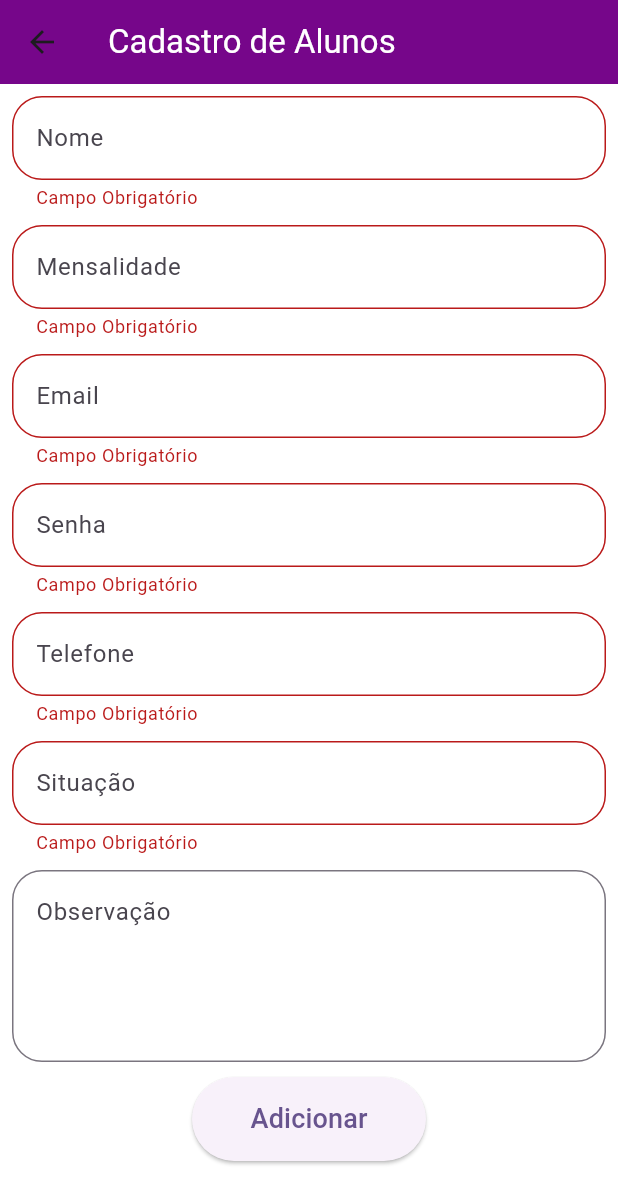
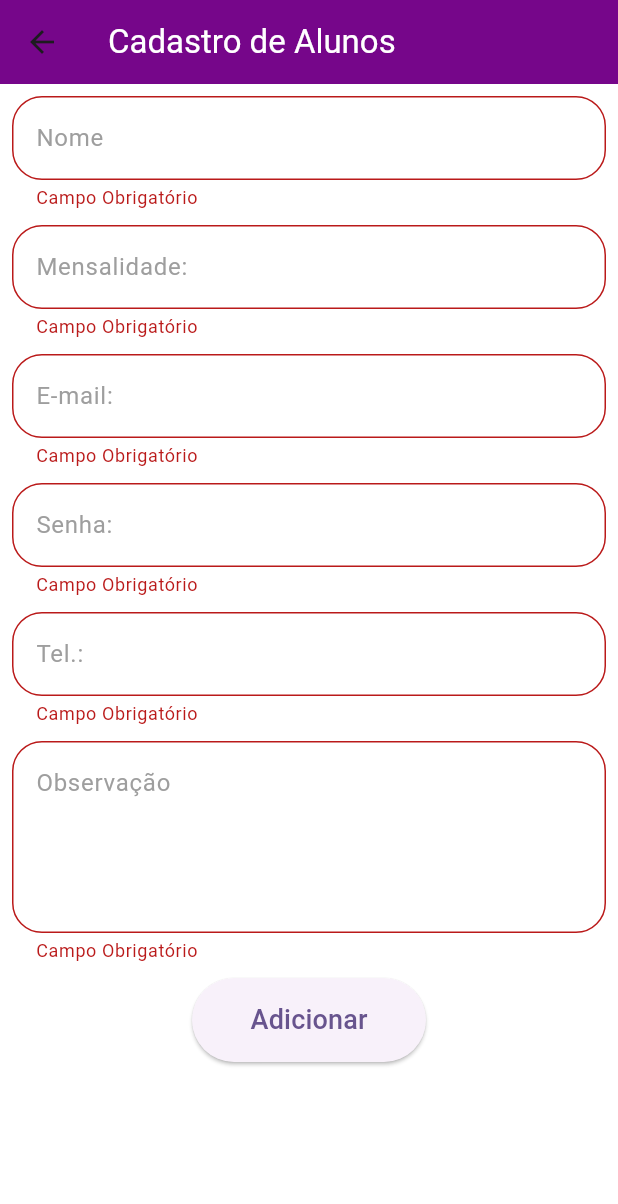
Before and after one commit to VanessaSantos28/crud_alunos_, a Flutter app: the AlunoForm screen opened directly, after a tap on "Adicionar", on a phone screen of 412 x 824 dp. Shown: the top 1204 px of the screen. Run offline on Flutter 3.47's test engine with Material 2 defaults, Android fonts, the phone set to English and light mode, and no system bars; our stand-ins replace lite_rolling_switch, sqflite; accounts and stored records are empty.

Commit message:
update commit

```diff
--- a/lib/constants/constantes.dart
+++ b/lib/constants/constantes.dart
@@ -8,3 +8,6 @@ const kSmallTextStyleSubtitle = const TextStyle(
   color: Color.fromARGB(255, 117, 117, 117),
   fontWeight: FontWeight.bold,
 );
+
+const kSmallTextStyleMensalidade =
+    TextStyle(color: Colors.indigo, fontWeight: FontWeight.bold, fontSize: 14);
--- /dev/null
+++ b/lib/models/text_field_aluno.dart
@@ -0,0 +1,34 @@
+import 'package:flutter/material.dart';
+
+class TextFieldAluno extends StatelessWidget {
+  final TextEditingController controllerAluo;
+  final String hintTextAluno;
+  final int? nLinhas;
+
+  const TextFieldAluno(
+      {super.key,
+      required this.controllerAluo,
+      required this.hintTextAluno,
+      this.nLinhas});
+
+  @override
+  Widget build(BuildContext context) {
+    return TextFormField(
+      validator: (value) {
+        final isValidator = value ?? "";
+        if (isValidator.isEmpty) {
+          return "Campo Obrigatório";
+        }
+        return null;
+      },
+      maxLines: nLinhas,
+      controller: controllerAluo,
+      decoration: InputDecoration(
+        border: const OutlineInputBorder(
+            borderRadius: BorderRadius.all(Radius.circular(20))),
+        hintText: hintTextAluno,
+        hintStyle: TextStyle(color: Colors.grey),
+      ),
+    );
+  }
+}
--- a/lib/pages/form.dart
+++ b/lib/pages/form.dart
@@ -2,6 +2,7 @@ import 'package:crud_teste_pratico/models/aluno.dart';
 import 'package:flutter/material.dart';
 
 import '../database/db_helper.dart';
+import '../models/text_field_aluno.dart';
 
 class AlunoForm extends StatefulWidget {
   final Aluno? aluno;
@@ -85,126 +86,47 @@ class _AlunoFormState extends State<AlunoForm> {
       body: Form(
         key: formKey,
         child: ListView(
-          padding: EdgeInsets.all(8),
+          padding: const EdgeInsets.all(8),
           children: [
-            TextFormField(
-              validator: (value) {
-                final isValidator = value ?? "";
-                if (isValidator.isEmpty) {
-                  return "Campo Obrigatório";
-                }
-                return null;
-              },
-              controller: _nomeController,
-              decoration: const InputDecoration(
-                border: OutlineInputBorder(
-                    borderRadius: BorderRadius.all(Radius.circular(20))),
-                hintText: "Nome",
-              ),
+            TextFieldAluno(
+              controllerAluo: _nomeController,
+              hintTextAluno: 'Nome',
             ),
             const SizedBox(
               height: 10,
             ),
-            TextFormField(
-              validator: (value) {
-                final isValidator = value ?? "";
-                if (isValidator.isEmpty) {
-                  return "Campo Obrigatório";
-                }
-                return null;
-              },
-              controller: _valorMensalidadeController,
-              decoration: const InputDecoration(
-                border: OutlineInputBorder(
-                    borderRadius: BorderRadius.all(Radius.circular(20))),
-                hintText: "Mensalidade",
-              ),
+            TextFieldAluno(
+              controllerAluo: _valorMensalidadeController,
+              hintTextAluno: 'Mensalidade:',
             ),
             const SizedBox(
               height: 10,
             ),
-            TextFormField(
-              validator: (value) {
-                final isValidator = value ?? "";
-                if (isValidator.isEmpty) {
-                  return "Campo Obrigatório";
-                }
-                return null;
-              },
-              controller: _emailController,
-              decoration: const InputDecoration(
-                border: OutlineInputBorder(
-                    borderRadius: BorderRadius.all(Radius.circular(20))),
-                hintText: "Email",
-              ),
+            TextFieldAluno(
+              controllerAluo: _emailController,
+              hintTextAluno: 'E-mail:',
             ),
             const SizedBox(
               height: 10,
             ),
-            TextFormField(
-              validator: (value) {
-                final isValidator = value ?? "";
-                if (isValidator.isEmpty) {
-                  return "Campo Obrigatório";
-                }
-                return null;
-              },
-              controller: _senhaController,
-              decoration: const InputDecoration(
-                border: OutlineInputBorder(
-                    borderRadius: BorderRadius.all(Radius.circular(20))),
-                hintText: "Senha",
-              ),
+            TextFieldAluno(
+              controllerAluo: _senhaController,
+              hintTextAluno: 'Senha:',
             ),
             const SizedBox(
               height: 10,
             ),
-            TextFormField(
-              validator: (value) {
-                final isValidator = value ?? "";
-                if (isValidator.isEmpty) {
-                  return "Campo Obrigatório";
-                }
-                return null;
-              },
-              controller: _telefoneController,
-              decoration: const InputDecoration(
-                border: OutlineInputBorder(
-                    borderRadius: BorderRadius.all(Radius.circular(20))),
-                hintText: "Telefone",
-              ),
+            TextFieldAluno(
+              controllerAluo: _telefoneController,
+              hintTextAluno: 'Tel.:',
             ),
             const SizedBox(
               height: 10,
             ),
-            TextFormField(
-              validator: (value) {
-                final isValidator = value ?? "";
-                if (isValidator.isEmpty) {
-                  return "Campo Obrigatório";
-                }
-                return null;
-              },
-              controller: _situacaoController,
-              decoration: const InputDecoration(
-                border: OutlineInputBorder(
-                    borderRadius: BorderRadius.all(Radius.circular(20))),
-                hintText: 'Situação',
-              ),
-            ),
-            const SizedBox(
-              height: 10,
-            ),
-            Expanded(
-              child: TextFormField(
-                controller: _descController,
-                maxLines: 4,
-                decoration: const InputDecoration(
-                  border: OutlineInputBorder(
-                      borderRadius: BorderRadius.all(Radius.circular(20))),
-                  hintText: 'Observação',
-                ),
-              ),
+            TextFieldAluno(
+              controllerAluo: _descController,
+              hintTextAluno: 'Observação',
+              nLinhas: 4,
             ),
             const SizedBox(
               height: 10,
--- a/pubspec.yaml
+++ b/pubspec.yaml
@@ -32,6 +32,7 @@ dependencies:
     sdk: flutter
   provider: ^6.0.5
   sqflite: ^2.2.8+4
+  lite_rolling_switch: ^1.0.1
 
 
   # The following adds the Cupertino Icons font to your application.
```
Also changed, not shown: lib/pages/home.dart (+89 -29 lines), pubspec.lock.
